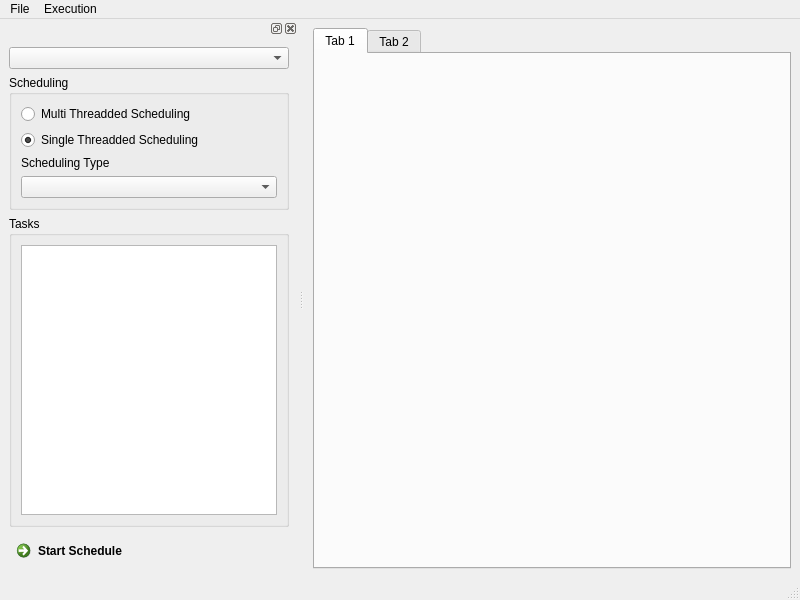
TheMHMoritz3/OpenCLScheduler, file src/UI/MainWindow.ui: the form before one commit.
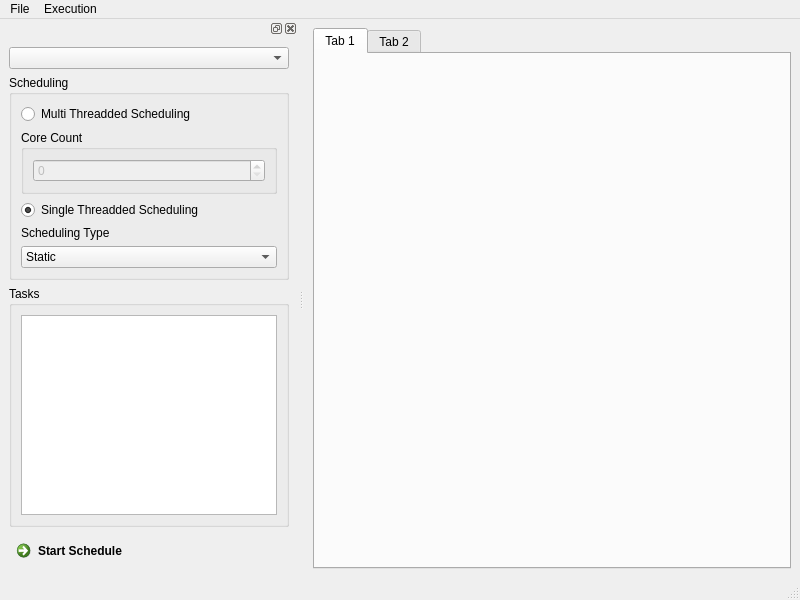
The form after the commit.

```diff
--- a/src/UI/MainWindow.ui
+++ b/src/UI/MainWindow.ui
@@ -85,7 +85,35 @@
          </widget>
         </item>
         <item>
-         <widget class="QRadioButton" name="radioButton_2">
+         <widget class="QGroupBox" name="MultithreddingGroupBox">
+          <property name="enabled">
+           <bool>true</bool>
+          </property>
+          <property name="title">
+           <string>Core Count</string>
+          </property>
+          <property name="flat">
+           <bool>true</bool>
+          </property>
+          <property name="checkable">
+           <bool>false</bool>
+          </property>
+          <layout class="QHBoxLayout" name="horizontalLayout">
+           <item>
+            <widget class="QSpinBox" name="spinBox">
+             <property name="enabled">
+              <bool>false</bool>
+             </property>
+             <property name="readOnly">
+              <bool>false</bool>
+             </property>
+            </widget>
+           </item>
+          </layout>
+         </widget>
+        </item>
+        <item>
+         <widget class="QRadioButton" name="SingleThreaddedRadioButton">
           <property name="text">
            <string>Single Threadded Scheduling</string>
           </property>
@@ -102,7 +130,23 @@
          </widget>
         </item>
         <item>
-         <widget class="QComboBox" name="comboBox_2"/>
+         <widget class="QComboBox" name="comboBox_2">
+          <item>
+           <property name="text">
+            <string>Static</string>
+           </property>
+          </item>
+          <item>
+           <property name="text">
+            <string>List</string>
+           </property>
+          </item>
+          <item>
+           <property name="text">
+            <string>ASAP</string>
+           </property>
+          </item>
+         </widget>
         </item>
        </layout>
       </widget>
```
Left out of the diff: 6 changed lines with no effect on the pictures.
